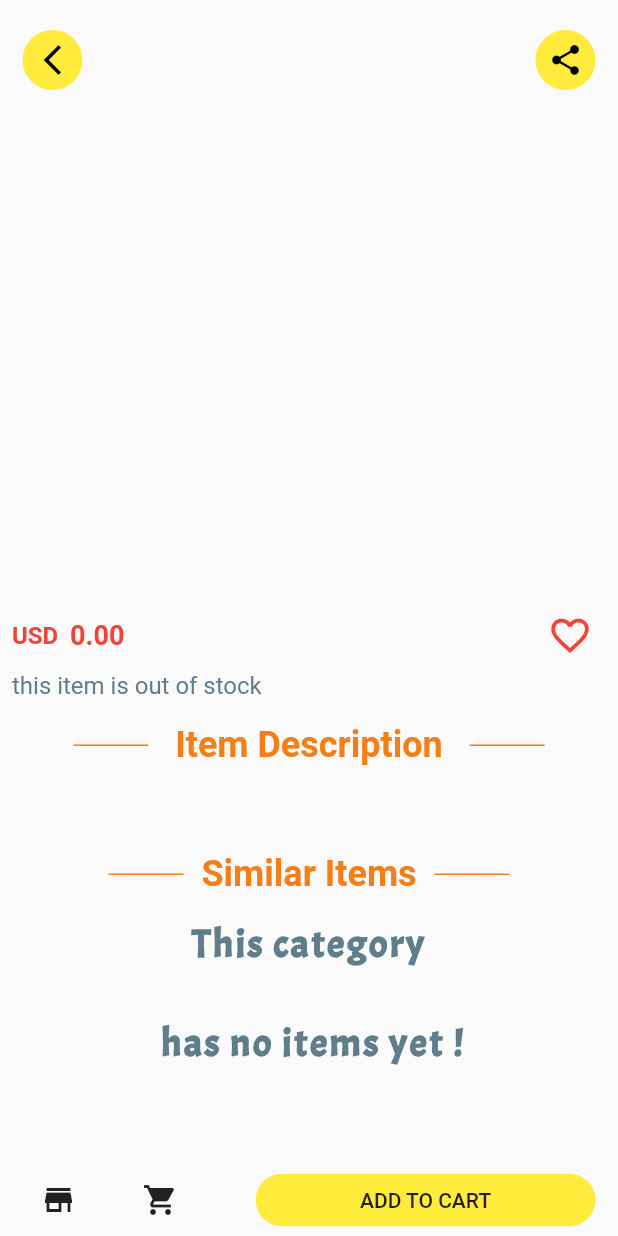
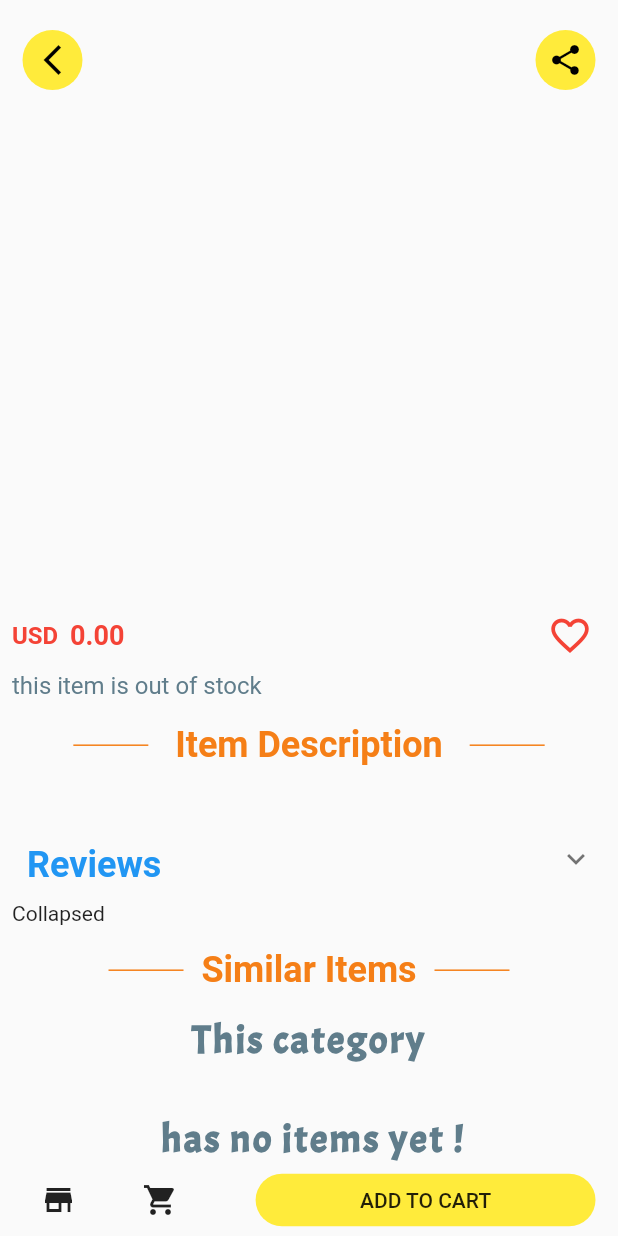
Before and after one commit to Haiatami/multi_store_app, a Flutter app: the ProductDetailsScreen screen opened directly with empty values, on a phone screen of 412 x 824 dp. Run offline on Flutter 3.47's test engine with Material 2 defaults, Android fonts, the phone set to English and light mode, and no system bars; drawn by our look-alikes of badges, expandable; our stand-ins replace animated_text_kit, cloud_firestore, firebase_auth, firebase_core, firebase_storage, flutter_datetime_picker and 5 more; missing offline and left inert: flutter_stripe, staggered_grid_view_flutter; accounts and stored records are empty; network calls fail.

```diff
--- a/lib/minor_screens/product_details.dart
+++ b/lib/minor_screens/product_details.dart
@@ -28,9 +28,15 @@ class ProductDetailsScreen extends StatefulWidget {
 
 class _ProductDetailsScreenState extends State<ProductDetailsScreen> {
   late final Stream<QuerySnapshot> _prodcutsStream = FirebaseFirestore.instance
-      .collection('proList')
+      .collection('products')
       .where('maincateg', isEqualTo: widget.proList['maincateg'])
       .where('subcateg', isEqualTo: widget.proList['subcateg'])
+      .snapshots();
+
+  late final Stream<QuerySnapshot> reviewsStream = FirebaseFirestore.instance
+      .collection('products')
+      .doc(widget.proList['proid'])
+      .collection('reviews')
       .snapshots();
 
   final GlobalKey<ScaffoldMessengerState> _scaffoldKey =
@@ -233,6 +239,7 @@ class _ProductDetailsScreenState extends State<ProductDetailsScreen> {
                               fontWeight: FontWeight.w600,
                               color: Colors.blueGrey.shade800),
                         ),
+                        reviews(reviewsStream),
                         const ProDetailsHeader(
                           label: '  Similar Items  ',
                         ),
@@ -415,7 +422,58 @@ class ProDetailsHeader extends StatelessWidget {
   }
 }
 
-Widget reviews() {
+Widget reviews(var reviewsStream) {
   return ExpandablePanel(
-      collapsed: const Text('Collapsed'), expanded: const Text('expanded'));
+      header: const Padding(
+        padding: EdgeInsets.all(10),
+        child: Text(
+          'Reviews',
+          style: TextStyle(
+            color: Colors.blue,
+            fontSize: 24,
+            fontWeight: FontWeight.bold,
+          ),
+        ),
+      ),
+      collapsed: const Text('Collapsed'),
+      expanded: reviewsAll(reviewsStream));
 }
+
+Widget reviewsAll(var reviewsStream) {
+  return StreamBuilder<QuerySnapshot>(
+    stream: reviewsStream,
+    builder: (BuildContext context, AsyncSnapshot<QuerySnapshot> snapshot2) {
+      if (snapshot2.connectionState == ConnectionState.waiting) {
+        return const Center(
+          child: CircularProgressIndicator(),
+        );
+      }
+
+      if (snapshot2.data!.docs.isEmpty) {
+        return const Center(
+            child: Text(
+          'This Item \n\n has no Reviews yet !',
+          textAlign: TextAlign.center,
+          style: TextStyle(
+              fontSize: 26,
+              color: Colors.blueGrey,
+              fontWeight: FontWeight.bold,
+              fontFamily: 'Acme',
+              letterSpacing: 1.5),
+        ));
+      }
+
+      return ListView.builder(
+        physics: const NeverScrollableScrollPhysics(),
+        shrinkWrap: true,
+          itemCount: snapshot2.data!.docs.length,
+          itemBuilder: (context, index) {
+            return ListTile(
+              leading: CircleAvatar(
+                  backgroundImage: NetworkImage(
+                      snapshot2.data!.docs[index]['profileimage'])),
+            );
+          });
+    },
+  );
+}
```
